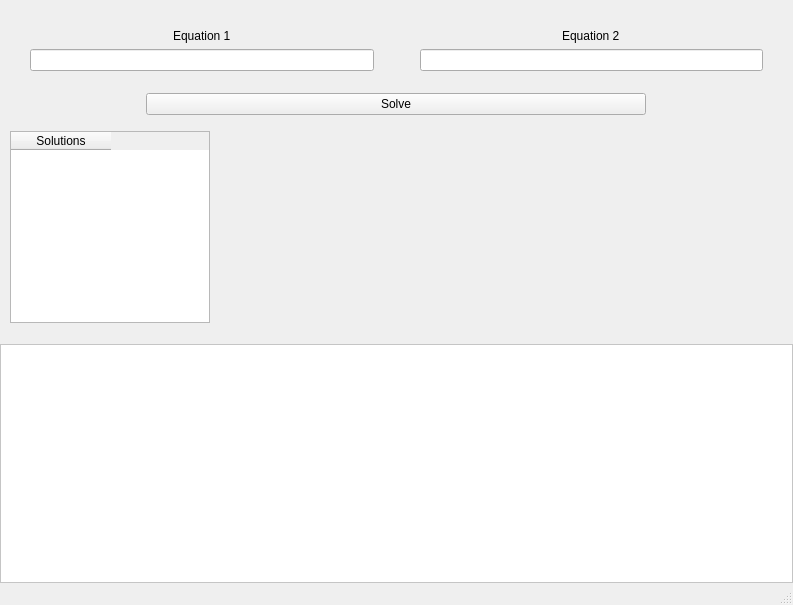
balbal1/Equation-Solver-Task, file src/gui/mainwindow.ui: the form before one commit.
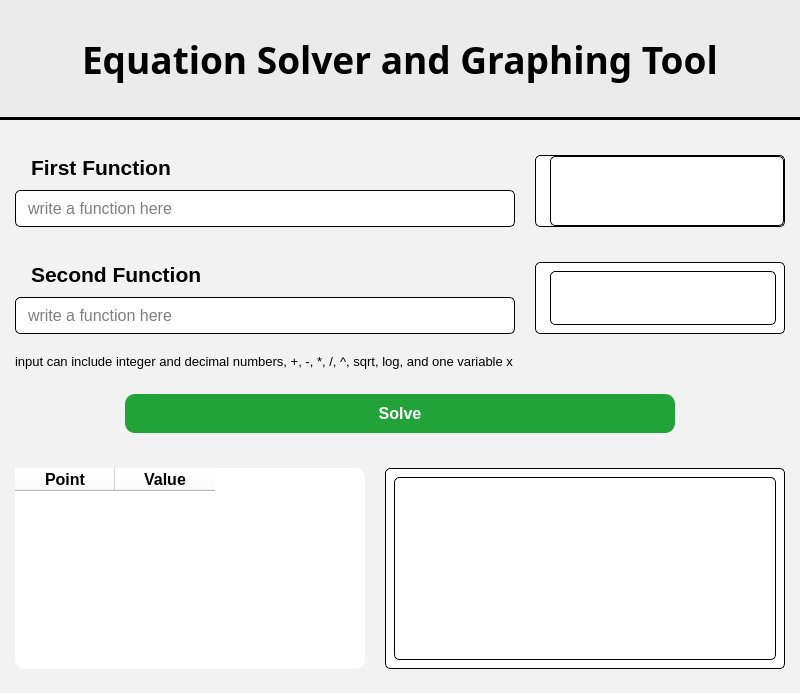
The form after the commit.

Commit message: make a new better ui design

Patch:
```diff
--- a/src/gui/mainwindow.ui
+++ b/src/gui/mainwindow.ui
@@ -6,55 +6,153 @@
    <rect>
     <x>0</x>
     <y>0</y>
-    <width>793</width>
-    <height>605</height>
+    <width>800</width>
+    <height>693</height>
    </rect>
   </property>
   <property name="windowTitle">
    <string>MainWindow</string>
   </property>
-  <widget class="QWidget" name="centralwidget">
+  <widget class="QWidget" name="main_container">
+   <property name="styleSheet">
+    <string notr="true">background: #f2f2f2</string>
+   </property>
+   <layout class="QVBoxLayout" name="verticalLayout_2">
+    <property name="spacing">
+     <number>20</number>
+    </property>
+    <property name="leftMargin">
+     <number>0</number>
+    </property>
+    <property name="topMargin">
+     <number>0</number>
+    </property>
+    <property name="rightMargin">
+     <number>0</number>
+    </property>
+    <item>
+     <widget class="QWidget" name="title_container" native="true">
+      <property name="sizePolicy">
+       <sizepolicy hsizetype="Minimum" vsizetype="Minimum">
+        <horstretch>0</horstretch>
+        <verstretch>0</verstretch>
+       </sizepolicy>
+      </property>
+      <property name="minimumSize">
+       <size>
+        <width>0</width>
+        <height>120</height>
+       </size>
+      </property>
+      <property name="maximumSize">
+       <size>
+        <width>16777215</width>
+        <height>120</height>
+       </size>
+      </property>
+      <property name="styleSheet">
+       <string notr="true">background: #ebebeb;
+border-bottom: 3px solid black;</string>
+      </property>
+      <layout class="QHBoxLayout" name="horizontalLayout_4">
+       <property name="sizeConstraint">
+        <enum>QLayout::SizeConstraint::SetDefaultConstraint</enum>
+       </property>
+       <item>
+        <widget class="QLabel" name="title">
+         <property name="sizePolicy">
+          <sizepolicy hsizetype="Fixed" vsizetype="Fixed">
+           <horstretch>0</horstretch>
+           <verstretch>0</verstretch>
+          </sizepolicy>
+         </property>
+         <property name="font">
+          <font>
+           <family>Monotype Corsiva</family>
+           <pointsize>28</pointsize>
+           <italic>false</italic>
+           <bold>true</bold>
+           <kerning>true</kerning>
+          </font>
+         </property>
+         <property name="styleSheet">
+          <string notr="true">border: none</string>
+         </property>
+         <property name="text">
+          <string>Equation Solver and Graphing Tool</string>
+         </property>
+        </widget>
+       </item>
+      </layout>
+     </widget>
+    </item>
+    <item>
+     <widget class="QWidget" name="upper_container" native="true">
    <layout class="QVBoxLayout" name="verticalLayout">
+       <property name="spacing">
+        <number>5</number>
+       </property>
     <property name="leftMargin">
+        <number>15</number>
+       </property>
+       <property name="topMargin">
      <number>0</number>
     </property>
     <property name="rightMargin">
-     <number>0</number>
+        <number>15</number>
     </property>
     <property name="bottomMargin">
      <number>0</number>
     </property>
     <item>
-     <layout class="QVBoxLayout" name="MainVerticalLayout">
+        <widget class="QWidget" name="input1_container" native="true">
+         <layout class="QHBoxLayout" name="horizontalLayout_2">
+          <property name="spacing">
+           <number>20</number>
+          </property>
       <property name="leftMargin">
-       <number>10</number>
+           <number>0</number>
       </property>
       <property name="topMargin">
-       <number>10</number>
+           <number>15</number>
       </property>
       <property name="rightMargin">
-       <number>10</number>
+           <number>0</number>
       </property>
       <property name="bottomMargin">
-       <number>10</number>
+           <number>15</number>
       </property>
       <item>
-       <layout class="QHBoxLayout" name="InputsContainer">
-        <item>
-         <layout class="QVBoxLayout" name="Input1Container">
+           <widget class="QWidget" name="input1_box" native="true">
+            <property name="minimumSize">
+             <size>
+              <width>250</width>
+              <height>0</height>
+             </size>
+            </property>
+            <property name="maximumSize">
+             <size>
+              <width>500</width>
+              <height>16777215</height>
+             </size>
+            </property>
+            <layout class="QVBoxLayout" name="verticalLayout_4">
+             <property name="spacing">
+              <number>10</number>
+             </property>
           <property name="leftMargin">
-           <number>20</number>
+              <number>0</number>
           </property>
           <property name="topMargin">
-           <number>10</number>
+              <number>0</number>
           </property>
           <property name="rightMargin">
-           <number>20</number>
+              <number>0</number>
           </property>
           <property name="bottomMargin">
-           <number>10</number>
-          </property>
-          <item alignment="Qt::AlignmentFlag::AlignHCenter|Qt::AlignmentFlag::AlignVCenter">
+              <number>0</number>
+             </property>
+             <item>
            <widget class="QLabel" name="input1_label">
             <property name="sizePolicy">
              <sizepolicy hsizetype="Fixed" vsizetype="Fixed">
@@ -62,34 +160,130 @@
               <verstretch>0</verstretch>
              </sizepolicy>
             </property>
+               <property name="font">
+                <font>
+                 <pointsize>16</pointsize>
+                 <bold>true</bold>
+                </font>
+               </property>
+               <property name="styleSheet">
+                <string notr="true">padding-left: 10px</string>
+               </property>
             <property name="text">
-             <string>Equation 1</string>
+                <string>First Function</string>
             </property>
            </widget>
           </item>
           <item>
-           <widget class="QLineEdit" name="input1"/>
-          </item>
+              <widget class="QLineEdit" name="input1">
+               <property name="font">
+                <font>
+                 <pointsize>12</pointsize>
+                </font>
+               </property>
+               <property name="styleSheet">
+                <string notr="true">background: white;
+padding: 7px 10px;
+border: 1px solid black;
+border-radius: 5px
+</string>
+               </property>
+               <property name="placeholderText">
+                <string>write a function here</string>
+               </property>
+              </widget>
+             </item>
+            </layout>
+           </widget>
+          </item>
           <item>
-           <widget class="QWidget" name="input1_equation" native="true"/>
+           <widget class="QWidget" name="input1_function_box" native="true">
+            <property name="styleSheet">
+             <string notr="true">background: white;
+border: 1px solid black;
+border-radius: 5px</string>
+            </property>
+            <layout class="QVBoxLayout" name="verticalLayout_10">
+             <property name="spacing">
+              <number>0</number>
+             </property>
+             <property name="leftMargin">
+              <number>15</number>
+             </property>
+             <property name="topMargin">
+              <number>1</number>
+             </property>
+             <property name="rightMargin">
+              <number>1</number>
+             </property>
+             <property name="bottomMargin">
+              <number>1</number>
+             </property>
+             <item>
+              <layout class="QHBoxLayout" name="input1_function">
+               <property name="spacing">
+                <number>0</number>
+               </property>
+               <item>
+                <widget class="QWidget" name="widget" native="true"/>
           </item>
          </layout>
         </item>
+            </layout>
+           </widget>
+          </item>
+         </layout>
+        </widget>
+       </item>
         <item>
-         <layout class="QVBoxLayout" name="Input2Container">
-          <property name="leftMargin">
+        <widget class="QWidget" name="input2_container" native="true">
+         <layout class="QHBoxLayout" name="horizontalLayout_3">
+          <property name="spacing">
            <number>20</number>
           </property>
+          <property name="leftMargin">
+           <number>0</number>
+          </property>
           <property name="topMargin">
-           <number>10</number>
+           <number>15</number>
           </property>
           <property name="rightMargin">
-           <number>20</number>
+           <number>0</number>
           </property>
           <property name="bottomMargin">
+           <number>15</number>
+          </property>
+          <item>
+           <widget class="QWidget" name="input2_box" native="true">
+            <property name="minimumSize">
+             <size>
+              <width>250</width>
+              <height>0</height>
+             </size>
+            </property>
+            <property name="maximumSize">
+             <size>
+              <width>500</width>
+              <height>16777215</height>
+             </size>
+            </property>
+            <layout class="QVBoxLayout" name="verticalLayout_5">
+             <property name="spacing">
            <number>10</number>
           </property>
-          <item alignment="Qt::AlignmentFlag::AlignHCenter|Qt::AlignmentFlag::AlignVCenter">
+             <property name="leftMargin">
+              <number>0</number>
+             </property>
+             <property name="topMargin">
+              <number>0</number>
+             </property>
+             <property name="rightMargin">
+              <number>0</number>
+             </property>
+             <property name="bottomMargin">
+              <number>0</number>
+             </property>
+             <item>
            <widget class="QLabel" name="input2_label">
             <property name="sizePolicy">
              <sizepolicy hsizetype="Fixed" vsizetype="Fixed">
@@ -97,116 +291,240 @@
               <verstretch>0</verstretch>
              </sizepolicy>
             </property>
+               <property name="font">
+                <font>
+                 <pointsize>16</pointsize>
+                 <bold>true</bold>
+                </font>
+               </property>
+               <property name="styleSheet">
+                <string notr="true">padding-left: 10px</string>
+               </property>
             <property name="text">
-             <string>Equation 2</string>
+                <string>Second Function</string>
             </property>
            </widget>
           </item>
           <item>
-           <widget class="QLineEdit" name="input2"/>
-          </item>
+              <widget class="QLineEdit" name="input2">
+               <property name="font">
+                <font>
+                 <pointsize>12</pointsize>
+                </font>
+               </property>
+               <property name="styleSheet">
+                <string notr="true">background: white;
+padding: 7px 10px;
+border: 1px solid black;
+border-radius: 5px</string>
+               </property>
+               <property name="placeholderText">
+                <string>write a function here</string>
+               </property>
+              </widget>
+             </item>
+            </layout>
+           </widget>
+          </item>
           <item>
-           <widget class="QWidget" name="input2_equation" native="true"/>
+           <widget class="QWidget" name="input2_function_box" native="true">
+            <property name="styleSheet">
+             <string notr="true">background: white;
+border: 1px solid black;
+border-radius: 5px</string>
+            </property>
+            <layout class="QVBoxLayout" name="verticalLayout_11">
+             <property name="spacing">
+              <number>0</number>
+             </property>
+             <property name="leftMargin">
+              <number>15</number>
+             </property>
+             <item>
+              <layout class="QHBoxLayout" name="input2_function">
+               <property name="spacing">
+                <number>0</number>
+               </property>
+               <item>
+                <widget class="QWidget" name="widget_2" native="true"/>
           </item>
          </layout>
         </item>
        </layout>
-      </item>
-      <item alignment="Qt::AlignmentFlag::AlignHCenter">
+           </widget>
+          </item>
+         </layout>
+        </widget>
+       </item>
+       <item>
+        <widget class="QLabel" name="info_label">
+         <property name="sizePolicy">
+          <sizepolicy hsizetype="Fixed" vsizetype="Fixed">
+           <horstretch>0</horstretch>
+           <verstretch>0</verstretch>
+          </sizepolicy>
+         </property>
+         <property name="font">
+          <font>
+           <pointsize>10</pointsize>
+          </font>
+         </property>
+         <property name="text">
+          <string>input can include integer and decimal numbers, +, -, *, /, ^, sqrt, log, and one variable x</string>
+         </property>
+        </widget>
+       </item>
+       <item>
+        <widget class="QWidget" name="button_container" native="true">
+         <layout class="QHBoxLayout" name="horizontalLayout_5">
+          <property name="spacing">
+           <number>20</number>
+          </property>
+          <property name="leftMargin">
+           <number>0</number>
+          </property>
+          <property name="topMargin">
+           <number>20</number>
+          </property>
+          <property name="rightMargin">
+           <number>0</number>
+          </property>
+          <property name="bottomMargin">
+           <number>15</number>
+          </property>
+          <item>
        <widget class="QPushButton" name="solve_button">
         <property name="minimumSize">
          <size>
-          <width>500</width>
+              <width>400</width>
           <height>0</height>
          </size>
         </property>
         <property name="maximumSize">
          <size>
-          <width>500</width>
+              <width>550</width>
           <height>16777215</height>
          </size>
         </property>
+            <property name="font">
+             <font>
+              <pointsize>12</pointsize>
+              <bold>true</bold>
+             </font>
+            </property>
+            <property name="styleSheet">
+             <string notr="true">QPushButton {
+	background: #21A339;
+	color: white;
+	padding: 10px;
+	border-radius: 10px;
+}
+
+QPushButton:hover {
+   background-color: #177F2F;
+}</string>
+            </property>
         <property name="text">
          <string>Solve</string>
         </property>
        </widget>
       </item>
+         </layout>
+        </widget>
+       </item>
+      </layout>
+     </widget>
+    </item>
       <item>
-       <layout class="QHBoxLayout" name="SolutionContainer">
+     <widget class="QWidget" name="solution_container" native="true">
+      <property name="minimumSize">
+       <size>
+        <width>0</width>
+        <height>200</height>
+       </size>
+      </property>
+      <layout class="QHBoxLayout" name="horizontalLayout">
+       <property name="spacing">
+        <number>20</number>
+       </property>
+       <property name="leftMargin">
+        <number>15</number>
+       </property>
         <property name="topMargin">
-         <number>10</number>
+        <number>0</number>
+       </property>
+       <property name="rightMargin">
+        <number>15</number>
         </property>
         <property name="bottomMargin">
-         <number>5</number>
-        </property>
-        <item alignment="Qt::AlignmentFlag::AlignRight">
-         <widget class="QTableWidget" name="solutions_table">
-          <property name="sizePolicy">
-           <sizepolicy hsizetype="Fixed" vsizetype="Expanding">
-            <horstretch>0</horstretch>
-            <verstretch>0</verstretch>
-           </sizepolicy>
+        <number>15</number>
+       </property>
+       <item>
+        <widget class="QTableWidget" name="solution_table">
+         <property name="minimumSize">
+          <size>
+           <width>250</width>
+           <height>0</height>
+          </size>
           </property>
           <property name="maximumSize">
            <size>
-            <width>200</width>
+           <width>350</width>
             <height>16777215</height>
            </size>
           </property>
+         <property name="styleSheet">
+          <string notr="true">background: white;
+border-radius: 10px
+</string>
+         </property>
           <column>
            <property name="text">
-            <string>Solutions</string>
-           </property>
-          </column>
+           <string>Point</string>
+          </property>
+          <property name="font">
+           <font>
+            <pointsize>12</pointsize>
+            <bold>true</bold>
+           </font>
+          </property>
+         </column>
+         <column>
+          <property name="text">
+           <string>Value</string>
+          </property>
+          <property name="font">
+           <font>
+            <pointsize>12</pointsize>
+            <bold>true</bold>
+           </font>
+          </property>
+         </column>
          </widget>
         </item>
         <item>
-         <widget class="QWidget" name="graph" native="true">
-          <property name="sizePolicy">
-           <sizepolicy hsizetype="Expanding" vsizetype="Preferred">
-            <horstretch>0</horstretch>
-            <verstretch>0</verstretch>
-           </sizepolicy>
-          </property>
-         </widget>
+        <widget class="QWidget" name="solution_graph_box" native="true">
+         <property name="styleSheet">
+          <string notr="true">background: white;
+border: 1px solid black;
+border-radius: 5px</string>
+         </property>
+         <layout class="QVBoxLayout" name="verticalLayout_7">
+          <item>
+           <layout class="QHBoxLayout" name="solution_graph">
+            <item>
+             <widget class="QWidget" name="widget_3" native="true"/>
         </item>
        </layout>
       </item>
      </layout>
-    </item>
-    <item>
-     <widget class="QScrollArea" name="Log">
-      <property name="styleSheet">
-       <string notr="true">background: white;</string>
-      </property>
-      <property name="widgetResizable">
-       <bool>true</bool>
-      </property>
-      <widget class="QWidget" name="log">
-       <property name="geometry">
-        <rect>
-         <x>0</x>
-         <y>0</y>
-         <width>791</width>
-         <height>211</height>
-        </rect>
-       </property>
-      </widget>
-     </widget>
+        </widget>
+       </item>
+      </layout>
+     </widget>
     </item>
    </layout>
   </widget>
-  <widget class="QMenuBar" name="menubar">
-   <property name="geometry">
-    <rect>
-     <x>0</x>
-     <y>0</y>
-     <width>793</width>
-     <height>22</height>
-    </rect>
-   </property>
-  </widget>
-  <widget class="QStatusBar" name="statusbar"/>
  </widget>
  <resources/>
  <connections/>
```
Lines whose indentation alone changed are shown as unchanged. The commit also changes 1 other file.
